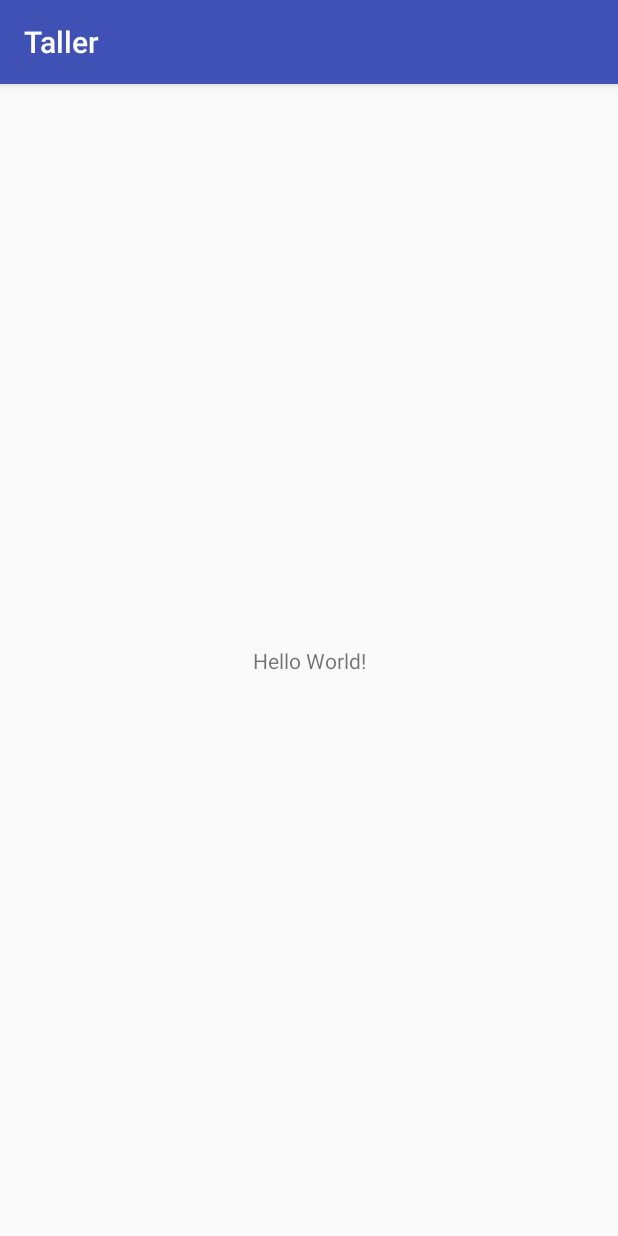
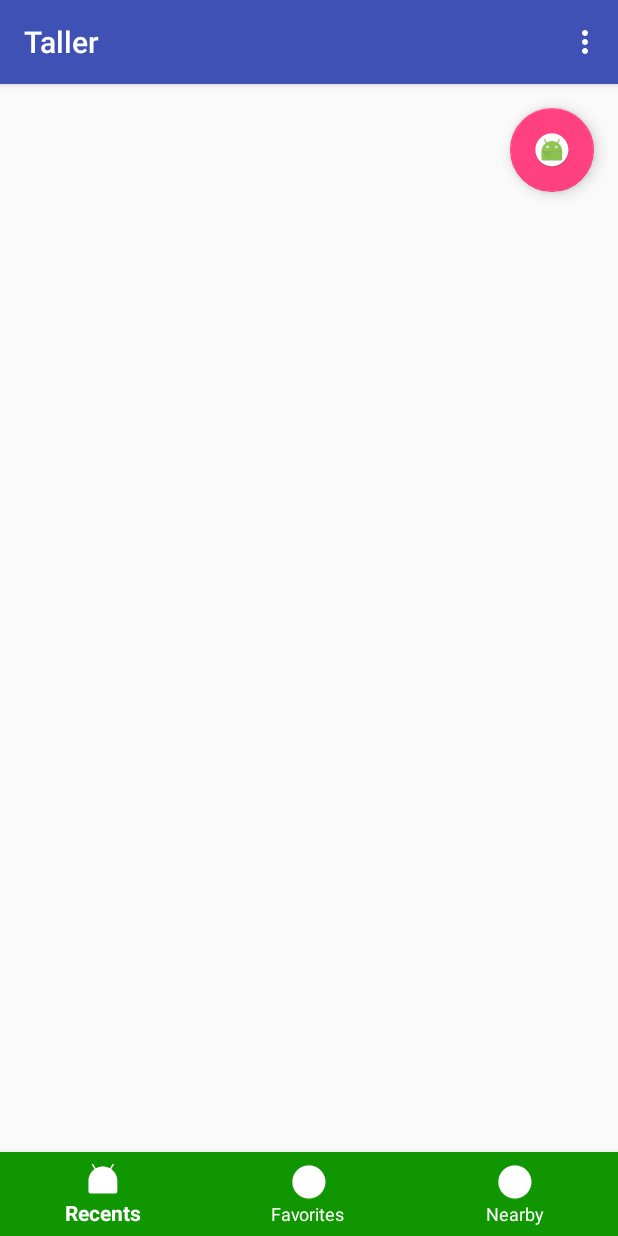
Before and after one commit to cristian93/TallerJoseph, an Android app: the screen it shows after launch (MainActivity), on a phone screen of 412 x 824 dp. Run offline under Robolectric (Android 15) with nearby library versions, the phone set to English and light mode, and no system bars.

Commit message:
main_Java2

```diff
--- a/app/src/main/res/layout/activity_main.xml
+++ b/app/src/main/res/layout/activity_main.xml
@@ -1,18 +1,32 @@
 <?xml version="1.0" encoding="utf-8"?>
-<android.support.constraint.ConstraintLayout xmlns:android="http://schemas.android.com/apk/res/android"
+<android.support.design.widget.CoordinatorLayout
+
+    xmlns:android="http://schemas.android.com/apk/res/android"
     xmlns:app="http://schemas.android.com/apk/res-auto"
     xmlns:tools="http://schemas.android.com/tools"
     android:layout_width="match_parent"
     android:layout_height="match_parent"
     tools:context="com.i043114.taller.MainActivity">
 
-    <TextView
+    <android.support.design.widget.BottomNavigationView
+        android:id="@+id/bnv_1"
+        android:layout_width="match_parent"
+        android:layout_height="wrap_content"
+        android:layout_gravity="bottom"
+        app:menu="@menu/menu1"
+        style="@style/BottomNavigation"/>
+
+    <FrameLayout
+        android:id="@+id/fl_1"
+        android:layout_width="match_parent"
+        android:layout_height="match_parent"
+        android:animateLayoutChanges="true"></FrameLayout>
+    <android.support.design.widget.FloatingActionButton
+        android:id="@+id/fab_1"
         android:layout_width="wrap_content"
         android:layout_height="wrap_content"
-        android:text="Hello World!"
-        app:layout_constraintBottom_toBottomOf="parent"
-        app:layout_constraintLeft_toLeftOf="parent"
-        app:layout_constraintRight_toRightOf="parent"
-        app:layout_constraintTop_toTopOf="parent" />
+        android:layout_gravity="right"
+        android:layout_margin="16dp"
+        android:src="@mipmap/ic_launcher_round"/>
 
-</android.support.constraint.ConstraintLayout>
+</android.support.design.widget.CoordinatorLayout>
--- a/app/src/main/res/menu/menu1.xml
+++ b/app/src/main/res/menu/menu1.xml
@@ -3,13 +3,17 @@
     <item
         android:id="@+id/item_1"
         android:title="@string/str_item_1"
+        android:icon="@mipmap/ic_launcher"
        />
     <item
         android:id="@+id/item_2"
         android:title="@string/str_item_2"
+        android:icon="@mipmap/ic_launcher_round"
         />
     <item
         android:id="@+id/item_3"
         android:title="@string/str_item_3"
-         />
+        android:icon="@mipmap/ic_launcher_round"
+
+        />
 </menu>
--- a/app/src/main/res/values/colors.xml
+++ b/app/src/main/res/values/colors.xml
@@ -3,4 +3,7 @@
     <color name="colorPrimary">#3F51B5</color>
     <color name="colorPrimaryDark">#303F9F</color>
     <color name="colorAccent">#FF4081</color>
+    <color name="bnvColorBackground">#0F9600</color>
+    <color name="bnvColorIcon">#FFFFFF</color>
+    <color name="bnvColorTextIcon">#FFFFFF</color>
 </resources>
--- a/app/src/main/res/values/styles.xml
+++ b/app/src/main/res/values/styles.xml
@@ -8,4 +8,10 @@
         <item name="colorAccent">@color/colorAccent</item>
     </style>
 
+    <style name="BottomNavigation">
+        <item name="android:background">@color/bnvColorBackground</item>
+        <item name="itemIconTint">@color/bnvColorIcon</item>
+        <item name="itemTextColor">@color/bnvColorTextIcon</item>
+    </style>
+
 </resources>
```
Also changed, not shown: app/src/main/java/com/i043114/taller/MainActivity.java (+67 -0 lines).
